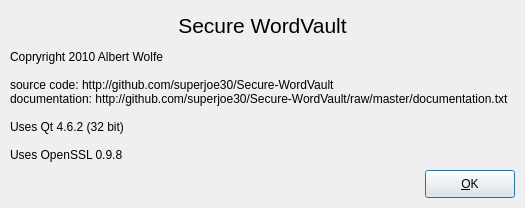
andrewrk/Secure-WordVault, file AboutDialog.ui: the form before one commit.
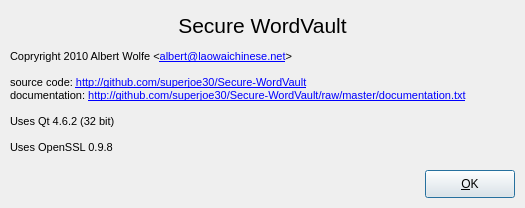
The form after the commit.

Commit message: About dialog has working hyperlinks

Patch:
```diff
--- a/AboutDialog.ui
+++ b/AboutDialog.ui
@@ -23,14 +23,18 @@
     </rect>
    </property>
    <property name="text">
-    <string>Copryright 2010 Albert Wolfe &lt;albert@laowaichinese.net&gt;
-
-source code: http://github.com/superjoe30/Secure-WordVault
-documentation: http://github.com/superjoe30/Secure-WordVault/raw/master/documentation.txt
-
-Uses Qt 4.6.2 (32 bit)
-
-Uses OpenSSL 0.9.8</string>
+    <string>&lt;!DOCTYPE HTML PUBLIC &quot;-//W3C//DTD HTML 4.0//EN&quot; &quot;http://www.w3.org/TR/REC-html40/strict.dtd&quot;&gt;
+&lt;html&gt;&lt;head&gt;&lt;meta name=&quot;qrichtext&quot; content=&quot;1&quot; /&gt;&lt;style type=&quot;text/css&quot;&gt;
+p, li { white-space: pre-wrap; }
+&lt;/style&gt;&lt;/head&gt;&lt;body style=&quot; font-family:'MS Shell Dlg 2'; font-size:8.25pt; font-weight:400; font-style:normal;&quot;&gt;
+&lt;p style=&quot; margin-top:0px; margin-bottom:0px; margin-left:0px; margin-right:0px; -qt-block-indent:0; text-indent:0px;&quot;&gt;&lt;span style=&quot; font-size:8pt;&quot;&gt;Copryright 2010 Albert Wolfe &amp;lt;&lt;/span&gt;&lt;a href=&quot;mailto:albert@laowaichinese.net&quot;&gt;&lt;span style=&quot; text-decoration: underline; color:#0000ff;&quot;&gt;albert@laowaichinese.net&lt;/span&gt;&lt;/a&gt;&lt;span style=&quot; font-size:8pt;&quot;&gt;&amp;gt;&lt;/span&gt;&lt;/p&gt;
+&lt;p style=&quot;-qt-paragraph-type:empty; margin-top:0px; margin-bottom:0px; margin-left:0px; margin-right:0px; -qt-block-indent:0; text-indent:0px; font-size:8pt;&quot;&gt;&lt;/p&gt;
+&lt;p style=&quot; margin-top:0px; margin-bottom:0px; margin-left:0px; margin-right:0px; -qt-block-indent:0; text-indent:0px;&quot;&gt;&lt;span style=&quot; font-size:8pt;&quot;&gt;source code: &lt;/span&gt;&lt;a href=&quot;http://github.com/superjoe30/Secure-WordVault&quot;&gt;&lt;span style=&quot; font-size:8pt; text-decoration: underline; color:#0000ff;&quot;&gt;http://github.com/superjoe30/Secure-WordVault&lt;/span&gt;&lt;/a&gt;&lt;/p&gt;
+&lt;p style=&quot; margin-top:0px; margin-bottom:0px; margin-left:0px; margin-right:0px; -qt-block-indent:0; text-indent:0px;&quot;&gt;&lt;span style=&quot; font-size:8pt;&quot;&gt;documentation: &lt;/span&gt;&lt;a href=&quot;http://github.com/superjoe30/Secure-WordVault/raw/master/documentation.txt&quot;&gt;&lt;span style=&quot; font-size:8pt; text-decoration: underline; color:#0000ff;&quot;&gt;http://github.com/superjoe30/Secure-WordVault/raw/master/documentation.txt&lt;/span&gt;&lt;/a&gt;&lt;/p&gt;
+&lt;p style=&quot;-qt-paragraph-type:empty; margin-top:0px; margin-bottom:0px; margin-left:0px; margin-right:0px; -qt-block-indent:0; text-indent:0px; font-size:8pt;&quot;&gt;&lt;/p&gt;
+&lt;p style=&quot; margin-top:0px; margin-bottom:0px; margin-left:0px; margin-right:0px; -qt-block-indent:0; text-indent:0px;&quot;&gt;&lt;span style=&quot; font-size:8pt;&quot;&gt;Uses Qt 4.6.2 (32 bit)&lt;/span&gt;&lt;/p&gt;
+&lt;p style=&quot;-qt-paragraph-type:empty; margin-top:0px; margin-bottom:0px; margin-left:0px; margin-right:0px; -qt-block-indent:0; text-indent:0px; font-size:8pt;&quot;&gt;&lt;/p&gt;
+&lt;p style=&quot; margin-top:0px; margin-bottom:0px; margin-left:0px; margin-right:0px; -qt-block-indent:0; text-indent:0px;&quot;&gt;&lt;span style=&quot; font-size:8pt;&quot;&gt;Uses OpenSSL 0.9.8&lt;/span&gt;&lt;/p&gt;&lt;/body&gt;&lt;/html&gt;</string>
    </property>
    <property name="alignment">
     <set>Qt::AlignLeading|Qt::AlignLeft|Qt::AlignTop</set>
```
Left out of the diff: 6 changed lines with no effect on the pictures.
